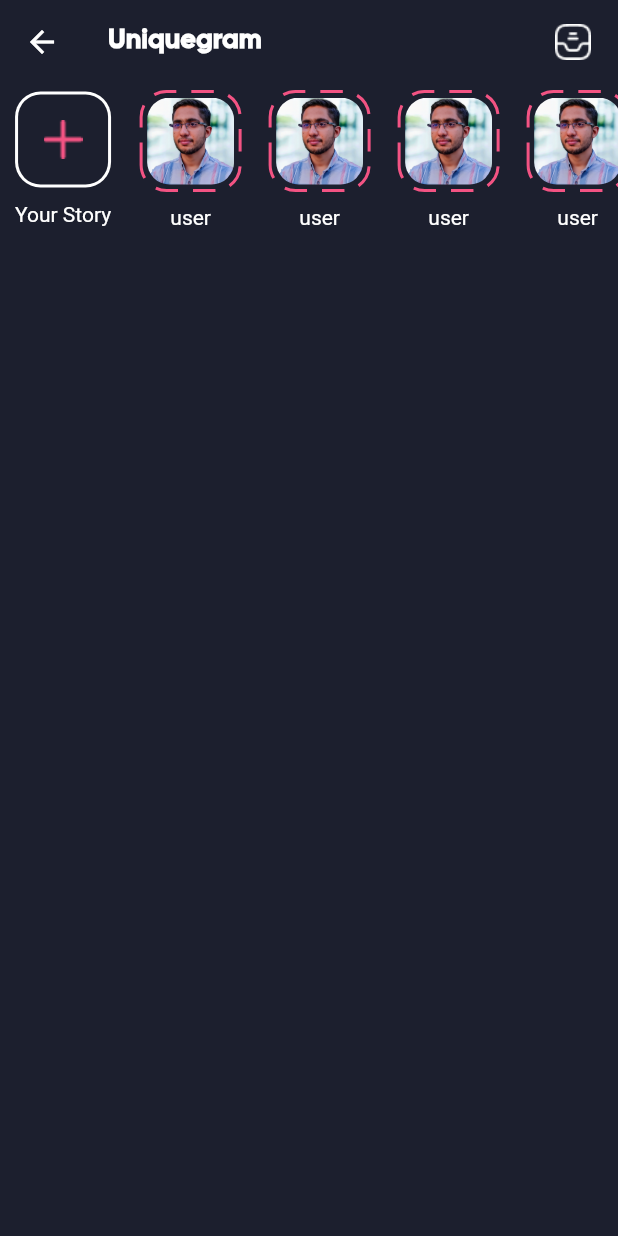
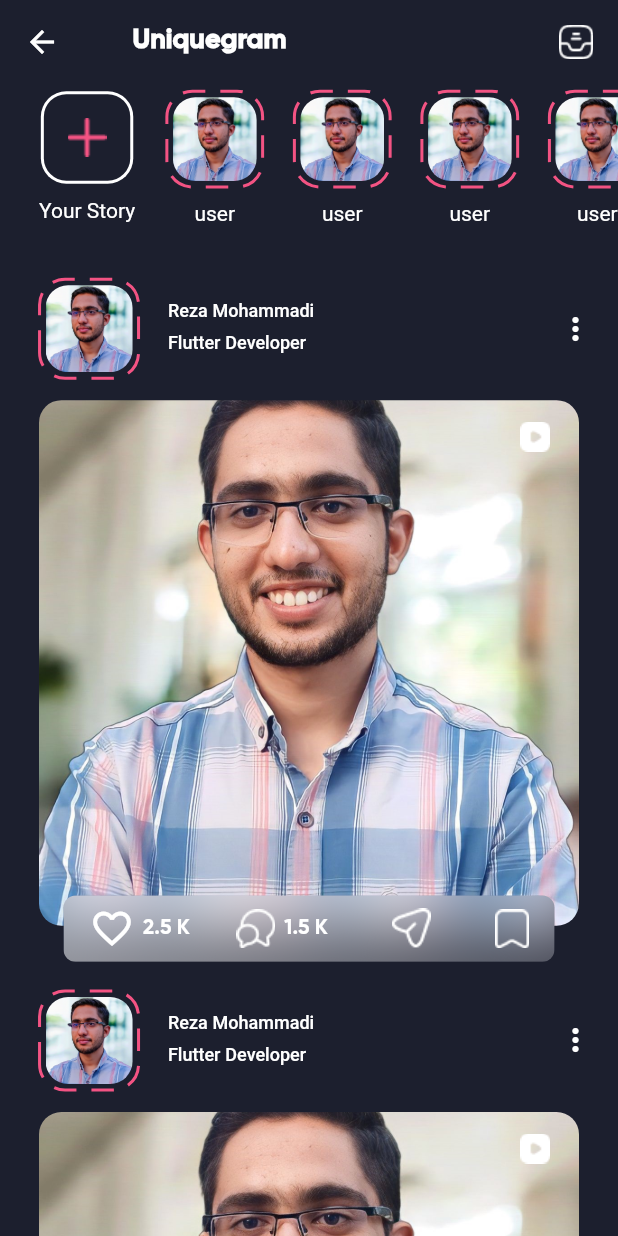
Before and after one commit to RezaMohammadi8001/uniquegram, a Flutter app: the HomeScrenn screen opened directly, on a phone screen of 412 x 824 dp. Run offline on Flutter 3.47's test engine with Material 2 defaults, Android fonts, the phone set to English and light mode, and no system bars; drawn by our look-alikes of dotted_border; our stand-ins replace email_validator, flutter_screenutil.

Commit message:
make responsive home screen ui and add post widget

```diff
--- a/lib/screens/home_screen.dart
+++ b/lib/screens/home_screen.dart
@@ -1,5 +1,8 @@
-import 'package:dotted_border/dotted_border.dart';
 import 'package:flutter/material.dart';
+import 'package:flutter_screenutil/flutter_screenutil.dart';
+import 'package:uniquegram/widgets/add_story_widget.dart';
+import 'package:uniquegram/widgets/post_widget.dart';
+import 'package:uniquegram/widgets/story_widget.dart';
 
 class HomeScrenn extends StatelessWidget {
   const HomeScrenn({super.key});
@@ -12,7 +15,9 @@ class HomeScrenn extends StatelessWidget {
         backgroundColor: const Color(0xff1C1F2E),
         centerTitle: false,
         elevation: 0,
-        title: const SizedBox(
+        title: Padding(
+          padding: EdgeInsets.only(left: 17.w),
+          child: const SizedBox(
             width: 128,
             height: 24,
             child: Text(
@@ -25,13 +30,16 @@ class HomeScrenn extends StatelessWidget {
               ),
             ),
           ),
+        ),
         actions: [
-          Container(
-            width: 24,
-            height: 24,
-            margin: const EdgeInsets.only(right: 18.0),
+          Padding(
+            padding: EdgeInsets.only(right: 17.w),
+            child: SizedBox(
+              width: 24.w,
+              height: 24.w,
               child: Image.asset(
                 'assets/images/icon_direct.png',
+              ),
             ),
           ),
         ],
@@ -40,91 +48,25 @@ class HomeScrenn extends StatelessWidget {
         slivers: [
           SliverToBoxAdapter(
             child: SizedBox(
-              height: 120,
+              height: 120.w,
               child: ListView.builder(
                 scrollDirection: Axis.horizontal,
                 itemBuilder: (context, index) => index == 0
-                    ? _getAddStroryWidget()
-                    : _getListStoryBox(index),
+                    ? Padding(
+                        padding: EdgeInsets.only(left: 17.0.w),
+                        child: const AddStoryWidget(),
+                      )
+                    : const StoryWidget(),
               ),
+            ),
+          ),
+          SliverList(
+            delegate: SliverChildBuilderDelegate(
+              (context, index) => const PostWidget(),
             ),
           )
         ],
       ),
     );
   }
-
-  Widget _getAddStroryWidget() {
-    return Container(
-      margin: const EdgeInsets.symmetric(horizontal: 10.0, vertical: 5.0),
-      child: Column(
-        children: [
-          Container(
-            width: 64,
-            height: 64,
-            decoration: BoxDecoration(
-              color: Colors.white,
-              borderRadius: BorderRadius.circular(17),
-            ),
-            child: Padding(
-              padding: const EdgeInsets.all(2.0),
-              child: Container(
-                width: 60,
-                height: 60,
-                decoration: BoxDecoration(
-                  color: const Color(0xff1C1F2E),
-                  borderRadius: BorderRadius.circular(15),
-                ),
-                child: Image.asset('assets/images/icon_plus.png'),
-              ),
-            ),
-          ),
-          const SizedBox(height: 10),
-          const Text(
-            'Your Story',
-            style: TextStyle(
-              color: Colors.white,
-            ),
-          )
-        ],
-      ),
-    );
 }
-
-  Widget _getListStoryBox(int index) {
-    return Container(
-      margin: const EdgeInsets.symmetric(horizontal: 10.0, vertical: 5.0),
-      child: Column(
-        children: [
-          DottedBorder(
-            dashPattern: const [15, 10],
-            strokeWidth: 2,
-            color: const Color(0xffF35383),
-            borderType: BorderType.RRect,
-            radius: const Radius.circular(17),
-            padding: const EdgeInsets.all(4),
-            child: ClipRRect(
-              borderRadius: const BorderRadius.all(Radius.circular(15)),
-              child: SizedBox(
-                height: 58,
-                width: 58,
-                child: Image.asset(
-                  'assets/images/pro2.jpg',
-                  height: 100,
-                  width: 100,
-                ),
-              ),
-            ),
-          ),
-          const SizedBox(height: 10),
-          const Text(
-            'user',
-            style: TextStyle(
-              color: Colors.white,
-            ),
-          ),
-        ],
-      ),
-    );
-  }
-}
--- a/lib/screens/login_screen.dart
+++ b/lib/screens/login_screen.dart
@@ -1,6 +1,5 @@
 import 'package:flutter/material.dart';
 import 'package:flutter_screenutil/flutter_screenutil.dart';
-import 'package:uniquegram/screens/main_screen.dart';
 import 'package:uniquegram/screens/switch_account_screen.dart';
 import 'package:uniquegram/widgets/email_form_widget.dart';
 import 'package:uniquegram/widgets/password_form_widget.dart';
--- a/lib/screens/switch_account_screen.dart
+++ b/lib/screens/switch_account_screen.dart
@@ -1,7 +1,6 @@
 import 'dart:ui';
 import 'package:flutter/material.dart';
 import 'package:flutter_screenutil/flutter_screenutil.dart';
-import 'package:uniquegram/screens/login_screen.dart';
 import 'package:uniquegram/screens/main_screen.dart';
 
 class SwitchAccountScreen extends StatelessWidget {
--- /dev/null
+++ b/lib/widgets/add_story_widget.dart
@@ -0,0 +1,44 @@
+import 'package:flutter/material.dart';
+import 'package:flutter_screenutil/flutter_screenutil.dart';
+
+class AddStoryWidget extends StatelessWidget {
+  const AddStoryWidget({super.key});
+
+  @override
+  Widget build(BuildContext context) {
+    return Container(
+      margin: EdgeInsets.only(left: 10.0.w, top: 5.w),
+      child: Column(
+        children: [
+          Container(
+            width: 64.w,
+            height: 64.w,
+            decoration: BoxDecoration(
+              color: Colors.white,
+              borderRadius: BorderRadius.circular(17),
+            ),
+            child: Padding(
+              padding: const EdgeInsets.all(2.0),
+              child: Container(
+                width: 60.w,
+                height: 60,
+                decoration: BoxDecoration(
+                  color: const Color(0xff1C1F2E),
+                  borderRadius: BorderRadius.circular(15),
+                ),
+                child: Image.asset('assets/images/icon_plus.png'),
+              ),
+            ),
+          ),
+          const SizedBox(height: 10),
+          const Text(
+            'Your Story',
+            style: TextStyle(
+              color: Colors.white,
+            ),
+          )
+        ],
+      ),
+    );
+  }
+}
--- /dev/null
+++ b/lib/widgets/post_widget.dart
@@ -0,0 +1,180 @@
+import 'dart:ui';
+import 'package:flutter/material.dart';
+import 'package:flutter_screenutil/flutter_screenutil.dart';
+import 'package:uniquegram/widgets/profile_widget.dart';
+import 'package:uniquegram/widgets/story_widget.dart';
+
+class PostWidget extends StatelessWidget {
+  const PostWidget({super.key});
+
+  @override
+  Widget build(BuildContext context) {
+    return Column(
+      children: [
+        Padding(
+          padding: EdgeInsets.symmetric(horizontal: 17.0.w, vertical: 10.w),
+          child: Row(
+            children: [
+              const ProfileOfPost(),
+              Padding(
+                padding: EdgeInsets.only(left: 10.0.w),
+                child: const Column(
+                  mainAxisSize: MainAxisSize.min,
+                  crossAxisAlignment: CrossAxisAlignment.start,
+                  children: [
+                    Text(
+                      'Reza Mohammadi',
+                      style: TextStyle(
+                        fontFamily: 'SM',
+                        color: Colors.white,
+                        fontSize: 12,
+                      ),
+                    ),
+                    SizedBox(height: 5),
+                    Text(
+                      'Flutter Developer',
+                      style: TextStyle(
+                        fontFamily: 'SM',
+                        color: Colors.white,
+                        fontSize: 12,
+                      ),
+                    )
+                  ],
+                ),
+              ),
+              const Spacer(),
+              const Icon(
+                Icons.more_vert,
+                color: Colors.white,
+              )
+            ],
+          ),
+        ),
+        SizedBox(
+          height: 394.w,
+          width: 394.w,
+          child: Stack(
+            alignment: AlignmentDirectional.bottomCenter,
+            children: [
+              Positioned(
+                bottom: 30.w,
+                top: 0.0,
+                right: 10.w,
+                left: 10.w,
+                child: ClipRRect(
+                  borderRadius: BorderRadius.circular(15),
+                  child: Image.asset(
+                    'assets/images/pro3.jpg',
+                    width: 360.w,
+                    height: 330.w,
+                    fit: BoxFit.cover,
+                  ),
+                ),
+              ),
+              Positioned(
+                top: 15.w,
+                right: 30.w,
+                child: Image.asset('assets/images/icon_video.png'),
+              ),
+              Positioned(
+                bottom: 5.w,
+                child: ClipRRect(
+                  borderRadius: BorderRadius.circular(8),
+                  child: BackdropFilter(
+                    filter: ImageFilter.blur(sigmaX: 20.0, sigmaY: 20.0),
+                    child: Container(
+                      height: 46.w,
+                      width: 340.w,
+                      decoration: const BoxDecoration(
+                        gradient: LinearGradient(
+                          colors: [
+                            Color.fromRGBO(255, 255, 255, 0.5),
+                            Color.fromRGBO(255, 255, 255, 0.2),
+                          ],
+                        ),
+                      ),
+                      child: Row(
+                        mainAxisAlignment: MainAxisAlignment.spaceEvenly,
+                        children: [
+                          const SizedBox(width: 15),
+                          Row(
+                            children: [
+                              const Icon(
+                                Icons.favorite_border_outlined,
+                                size: 30,
+                                color: Colors.white,
+                              ),
+                              SizedBox(width: 6.w),
+                              const Text(
+                                '2.5 K',
+                                style: TextStyle(
+                                  color: Colors.white,
+                                  fontFamily: 'GB',
+                                ),
+                              )
+                            ],
+                          ),
+                          SizedBox(width: 30.w),
+                          Row(
+                            children: [
+                              Image.asset('assets/images/icon_comments.png'),
+                              const SizedBox(width: 6),
+                              const Text(
+                                '1.5 K',
+                                style: TextStyle(
+                                  color: Colors.white,
+                                  fontFamily: 'GB',
+                                ),
+                              )
+                            ],
+                          ),
+                          SizedBox(width: 42.w),
+                          Row(
+                            children: [
+                              GestureDetector(
+                                onTap: () {
+                                  showModalBottomSheet(
+                                    context: context,
+                                    isScrollControlled: true,
+                                    builder: (context) => Padding(
+                                      padding: EdgeInsets.only(
+                                        bottom: MediaQuery.of(context)
+                                            .viewInsets
+                                            .bottom,
+                                      ),
+                                      child: DraggableScrollableSheet(
+                                          maxChildSize: 0.7,
+                                          minChildSize: 0.4,
+                                          builder:
+                                              (context, scrollController) =>
+                                                  Container()),
+                                    ),
+                                    barrierColor: Colors.transparent,
+                                    backgroundColor: Colors.transparent,
+                                  );
+                                },
+                                child:
+                                    Image.asset('assets/images/icon_share.png'),
+                              ),
+                            ],
+                          ),
+                          SizedBox(width: 42.w),
+                          Row(
+                            children: [
+                              Image.asset('assets/images/icon_save.png'),
+                            ],
+                          ),
+                          SizedBox(width: 15.w),
+                        ],
+                      ),
+                    ),
+                  ),
+                ),
+              )
+            ],
+          ),
+        ),
+      ],
+    );
+  }
+}
--- /dev/null
+++ b/lib/widgets/profile_widget.dart
@@ -0,0 +1,33 @@
+import 'package:dotted_border/dotted_border.dart';
+import 'package:flutter/material.dart';
+
+class ProfileOfPost extends StatelessWidget {
+  const ProfileOfPost({super.key});
+
+  @override
+  Widget build(BuildContext context) {
+    return Container(
+      margin: const EdgeInsets.symmetric(horizontal: 10.0, vertical: 5.0),
+      child: DottedBorder(
+        dashPattern: const [15, 10],
+        strokeWidth: 2,
+        color: const Color(0xffF35383),
+        borderType: BorderType.RRect,
+        radius: const Radius.circular(17),
+        padding: const EdgeInsets.all(4),
+        child: ClipRRect(
+          borderRadius: const BorderRadius.all(Radius.circular(15)),
+          child: SizedBox(
+            height: 58,
+            width: 58,
+            child: Image.asset(
+              'assets/images/pro2.jpg',
+              height: 100,
+              width: 100,
+            ),
+          ),
+        ),
+      ),
+    );
+  }
+}
--- /dev/null
+++ b/lib/widgets/story_widget.dart
@@ -0,0 +1,45 @@
+import 'package:dotted_border/dotted_border.dart';
+import 'package:flutter/material.dart';
+import 'package:flutter_screenutil/flutter_screenutil.dart';
+
+class StoryWidget extends StatelessWidget {
+  const StoryWidget({super.key});
+
+  @override
+  Widget build(BuildContext context) {
+    return Container(
+      margin: EdgeInsets.only(left: 22.0.w, top: 5.w),
+      child: Column(
+        children: [
+          DottedBorder(
+            dashPattern: const [15, 10],
+            strokeWidth: 2,
+            color: const Color(0xffF35383),
+            borderType: BorderType.RRect,
+            radius: const Radius.circular(17),
+            padding: const EdgeInsets.all(4),
+            child: ClipRRect(
+              borderRadius: const BorderRadius.all(Radius.circular(15)),
+              child: SizedBox(
+                height: 58.w,
+                width: 58.w,
+                child: Image.asset(
+                  'assets/images/pro2.jpg',
+                  height: 100,
+                  width: 100,
+                ),
+              ),
+            ),
+          ),
+          const SizedBox(height: 10),
+          const Text(
+            'user',
+            style: TextStyle(
+              color: Colors.white,
+            ),
+          ),
+        ],
+      ),
+    );
+  }
+}
```
Also changed, not shown: assets/images/icon_comments.png (added), assets/images/icon_save.png (added), assets/images/icon_share.png (added), assets/images/icon_video.png (added). Lines whose indentation alone changed are shown as unchanged.
